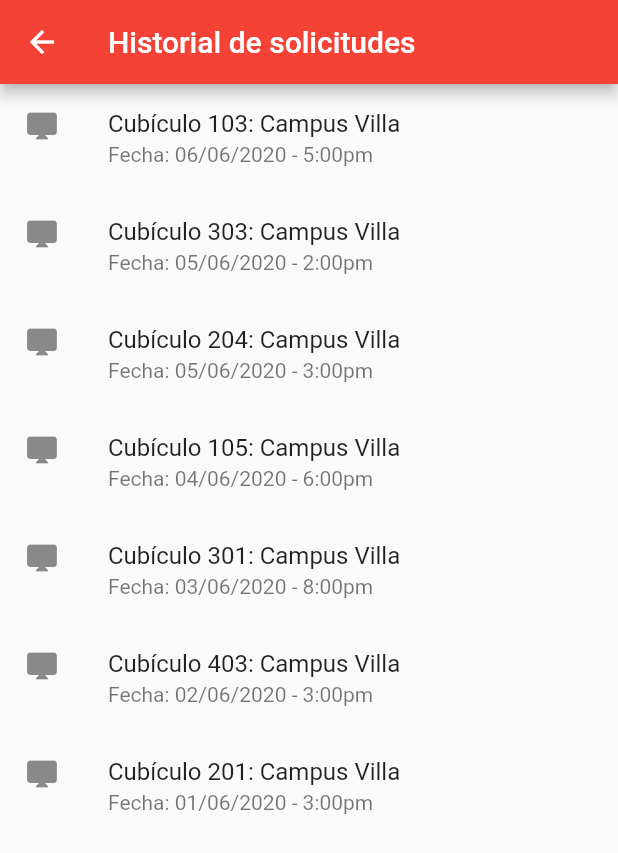
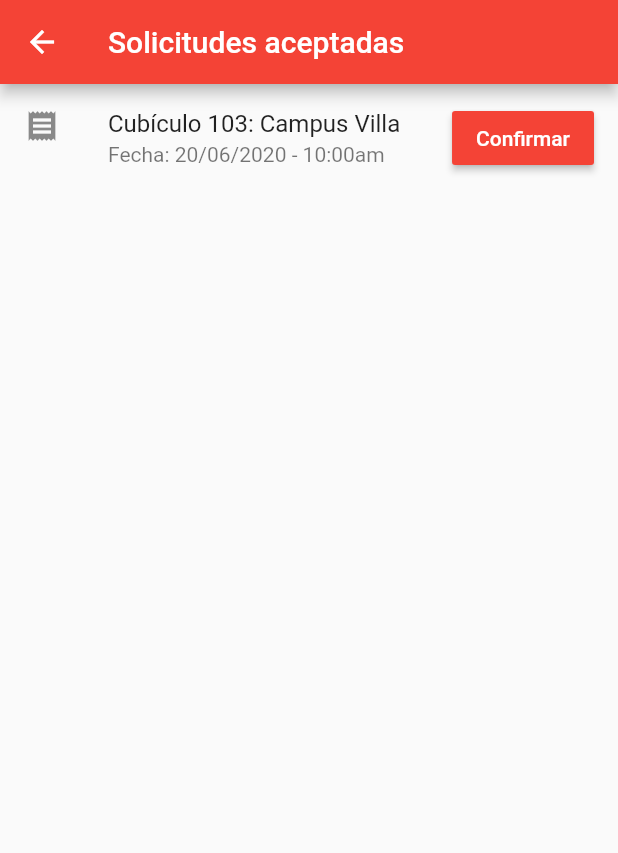
Before and after one commit to willingtonortiz/cubipool-flutter, a Flutter app: the RequestListPage screen opened directly, after a tap on "Solicitudes Aceptadas", on a phone screen of 412 x 824 dp. Shown: the top 853 px of the screen. Run offline on Flutter 3.47's test engine with Material 2 defaults, Android fonts, the phone set to English and light mode, and no system bars; our stand-ins replace bloc, curved_navigation_bar, equatable, expandable, flutter_bloc, flutter_spinkit and 2 more; missing offline and left inert: barcode_scan; accounts and stored records are empty.

Commit message:
Implementado lista de solicitudes aceptadas

```diff
--- /dev/null
+++ b/lib/modules/profile/request/pages/accepted_request_list_page.dart
@@ -0,0 +1,92 @@
+import 'package:flutter/material.dart';
+import 'package:cubipool/modules/profile/request/models/request.dart';
+
+class AcceptedRequestListPage extends StatefulWidget {
+  @override
+  _AcceptedRequestListPageState createState() =>
+      new _AcceptedRequestListPageState();
+}
+
+class _AcceptedRequestListPageState extends State<AcceptedRequestListPage> {
+  List<Requests> _requests = [
+    Requests(id: 0, title: "Cubículo 103: Campus Villa", detail: "Fecha: 20/06/2020 - 10:00am"),
+  ];
+
+  @override
+  void initState() {
+    super.initState();
+  }
+
+  @override
+  Widget build(BuildContext context) {
+    return Scaffold(
+        appBar: AppBar(
+          title: Text('Solicitudes aceptadas'),
+        ),
+        body: Stack(
+          children: <Widget>[
+            _listView(context),
+          ],
+        ));
+  }
+
+  // ---- Widgets ----
+
+  Widget _listView(BuildContext context) {
+    return new ListView.builder(
+      itemCount: _requests.length,
+      itemBuilder: _buildListTile,
+    );
+  }
+
+  Widget _buildListTile(BuildContext context, int index) {
+    var requests = _requests[index];
+
+    return new ListTile(
+      trailing: RaisedButton(
+        color: Colors.red,
+        child:
+        Text('Confirmar', style: TextStyle(color: Colors.white)),
+        onPressed: showAlert,
+      ),
+      leading: Icon(Icons.receipt),
+      title: new Text(
+        requests.title,
+      ),
+      subtitle: new Text(
+        requests.detail,
+      ),
+    );
+  }
+
+  void showAlert() {
+    print("alert");
+    showDialog(
+        context: context,
+        builder: (BuildContext context) {
+          // return object of type Dialog
+          return AlertDialog(
+            title: new Text("Confirmación"),
+            content: new Text(
+                "¿Seguro que quiere unirse a este cubículo?"),
+            actions: <Widget>[
+              new FlatButton(
+                child: new Text("Si"),
+                onPressed: () {
+                  Navigator.of(context).pop();
+                  Navigator.of(context).pop();
+                },
+              ),
+              new FlatButton(
+                child: new Text("No"),
+                onPressed: () {
+                  Navigator.of(context).pop();
+                },
+              ),
+            ],
+          );
+        });
+  }
+
+
+}
--- a/lib/modules/profile/request/pages/request_list_page.dart
+++ b/lib/modules/profile/request/pages/request_list_page.dart
@@ -1,5 +1,6 @@
 import 'package:flutter/material.dart';
 import 'package:cubipool/modules/profile/request/pages/history_request_list_page.dart';
+import 'package:cubipool/modules/profile/request/pages/accepted_request_list_page.dart';
 
 class RequestListPage extends StatefulWidget {
   @override
@@ -43,7 +44,7 @@ class _RequestListPageState extends State<RequestListPage> {
           leading: Icon(Icons.book),
           title: Text('Solicitudes Aceptadas'),
           trailing: Icon(Icons.keyboard_arrow_right),
-          onTap: () => navegarHistorialSolicitudes(),
+          onTap: () => navegarHistorialAceptadas(),
         ),
       ],
     );
@@ -65,7 +66,7 @@ class _RequestListPageState extends State<RequestListPage> {
     Navigator.of(context).push(
       new MaterialPageRoute(
         builder: (c) {
-          return new HistoryRequestListPage();
+          return new AcceptedRequestListPage();
         },
       ),
     );
```
